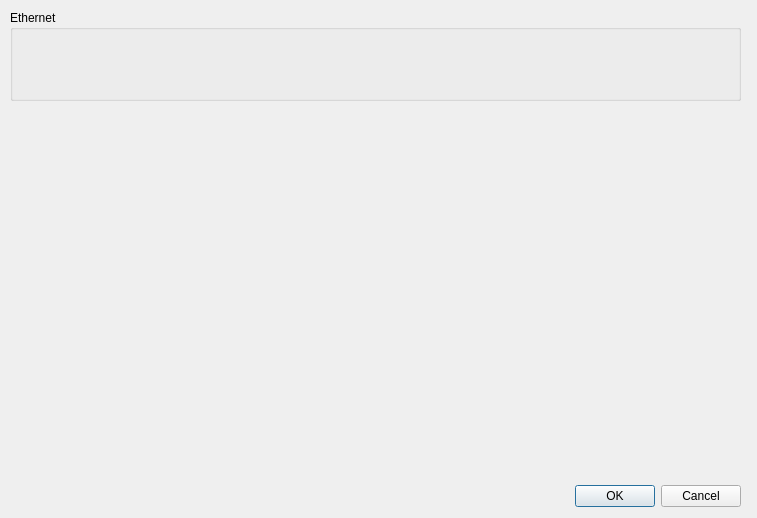
Qt form prog.ui (Hiirigma/packGen) before a commit.
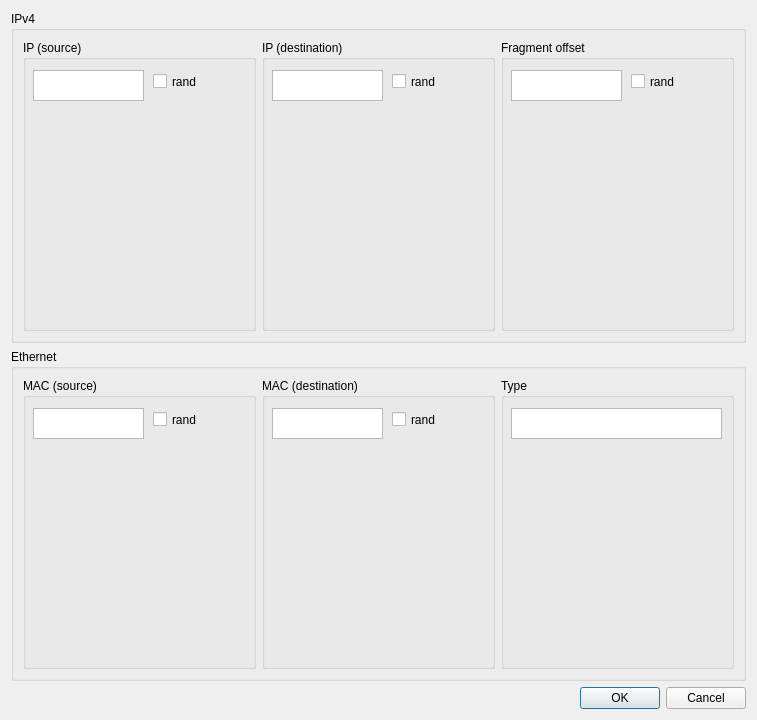
The same form after that commit.

Patch:
```diff
--- a/prog.ui
+++ b/prog.ui
@@ -7,41 +7,212 @@
     <x>0</x>
     <y>0</y>
     <width>757</width>
-    <height>518</height>
+    <height>720</height>
    </rect>
   </property>
   <property name="windowTitle">
    <string>Dialog</string>
   </property>
-  <widget class="QDialogButtonBox" name="buttonBox">
-   <property name="geometry">
-    <rect>
-     <x>400</x>
-     <y>480</y>
-     <width>341</width>
-     <height>32</height>
-    </rect>
-   </property>
-   <property name="orientation">
-    <enum>Qt::Horizontal</enum>
-   </property>
-   <property name="standardButtons">
-    <set>QDialogButtonBox::Cancel|QDialogButtonBox::Ok</set>
-   </property>
-  </widget>
-  <widget class="QGroupBox" name="groupBox">
-   <property name="geometry">
-    <rect>
-     <x>10</x>
-     <y>10</y>
-     <width>731</width>
-     <height>91</height>
-    </rect>
-   </property>
-   <property name="title">
-    <string>Ethernet</string>
-   </property>
-  </widget>
+  <layout class="QGridLayout" name="gridLayout_2">
+   <item row="3" column="0">
+    <widget class="QDialogButtonBox" name="buttonBox">
+     <property name="orientation">
+      <enum>Qt::Horizontal</enum>
+     </property>
+     <property name="standardButtons">
+      <set>QDialogButtonBox::Cancel|QDialogButtonBox::Ok</set>
+     </property>
+    </widget>
+   </item>
+   <item row="0" column="0">
+    <widget class="QGroupBox" name="groupBox_5">
+     <property name="enabled">
+      <bool>true</bool>
+     </property>
+     <property name="title">
+      <string>IPv4</string>
+     </property>
+     <layout class="QGridLayout" name="gridLayout_3">
+      <item row="1" column="1">
+       <widget class="QGroupBox" name="groupBox_7">
+        <property name="title">
+         <string>IP (destination)</string>
+        </property>
+        <widget class="QTextEdit" name="textEdit_5">
+         <property name="geometry">
+          <rect>
+           <x>10</x>
+           <y>30</y>
+           <width>111</width>
+           <height>31</height>
+          </rect>
+         </property>
+        </widget>
+        <widget class="QCheckBox" name="checkBox_4">
+         <property name="geometry">
+          <rect>
+           <x>130</x>
+           <y>30</y>
+           <width>92</width>
+           <height>23</height>
+          </rect>
+         </property>
+         <property name="text">
+          <string>rand</string>
+         </property>
+        </widget>
+       </widget>
+      </item>
+      <item row="1" column="2">
+       <widget class="QGroupBox" name="groupBox_8">
+        <property name="title">
+         <string>Fragment offset</string>
+        </property>
+        <widget class="QTextEdit" name="textEdit_6">
+         <property name="geometry">
+          <rect>
+           <x>10</x>
+           <y>30</y>
+           <width>111</width>
+           <height>31</height>
+          </rect>
+         </property>
+        </widget>
+        <widget class="QCheckBox" name="checkBox_5">
+         <property name="geometry">
+          <rect>
+           <x>130</x>
+           <y>30</y>
+           <width>92</width>
+           <height>23</height>
+          </rect>
+         </property>
+         <property name="text">
+          <string>rand</string>
+         </property>
+        </widget>
+       </widget>
+      </item>
+      <item row="1" column="0">
+       <widget class="QGroupBox" name="groupBox_6">
+        <property name="title">
+         <string>IP (source)</string>
+        </property>
+        <widget class="QTextEdit" name="textEdit_4">
+         <property name="geometry">
+          <rect>
+           <x>10</x>
+           <y>30</y>
+           <width>111</width>
+           <height>31</height>
+          </rect>
+         </property>
+        </widget>
+        <widget class="QCheckBox" name="checkBox_3">
+         <property name="geometry">
+          <rect>
+           <x>130</x>
+           <y>30</y>
+           <width>92</width>
+           <height>23</height>
+          </rect>
+         </property>
+         <property name="text">
+          <string>rand</string>
+         </property>
+        </widget>
+       </widget>
+      </item>
+     </layout>
+    </widget>
+   </item>
+   <item row="1" column="0">
+    <widget class="QGroupBox" name="groupBox">
+     <property name="title">
+      <string>Ethernet</string>
+     </property>
+     <layout class="QGridLayout" name="gridLayout">
+      <item row="0" column="2">
+       <widget class="QGroupBox" name="groupBox_12">
+        <property name="title">
+         <string>Type</string>
+        </property>
+        <widget class="QTextEdit" name="textEdit_10">
+         <property name="geometry">
+          <rect>
+           <x>10</x>
+           <y>30</y>
+           <width>211</width>
+           <height>31</height>
+          </rect>
+         </property>
+        </widget>
+       </widget>
+      </item>
+      <item row="0" column="0">
+       <widget class="QGroupBox" name="groupBox_10">
+        <property name="title">
+         <string>MAC (source)</string>
+        </property>
+        <widget class="QTextEdit" name="textEdit_7">
+         <property name="geometry">
+          <rect>
+           <x>10</x>
+           <y>30</y>
+           <width>111</width>
+           <height>31</height>
+          </rect>
+         </property>
+        </widget>
+        <widget class="QCheckBox" name="checkBox_6">
+         <property name="geometry">
+          <rect>
+           <x>130</x>
+           <y>30</y>
+           <width>92</width>
+           <height>23</height>
+          </rect>
+         </property>
+         <property name="text">
+          <string>rand</string>
+         </property>
+        </widget>
+       </widget>
+      </item>
+      <item row="0" column="1">
+       <widget class="QGroupBox" name="groupBox_11">
+        <property name="title">
+         <string>MAC (destination)</string>
+        </property>
+        <widget class="QTextEdit" name="textEdit_9">
+         <property name="geometry">
+          <rect>
+           <x>10</x>
+           <y>30</y>
+           <width>111</width>
+           <height>31</height>
+          </rect>
+         </property>
+        </widget>
+        <widget class="QCheckBox" name="checkBox_8">
+         <property name="geometry">
+          <rect>
+           <x>130</x>
+           <y>30</y>
+           <width>92</width>
+           <height>23</height>
+          </rect>
+         </property>
+         <property name="text">
+          <string>rand</string>
+         </property>
+        </widget>
+       </widget>
+      </item>
+     </layout>
+    </widget>
+   </item>
+  </layout>
  </widget>
  <resources/>
  <connections>
```
